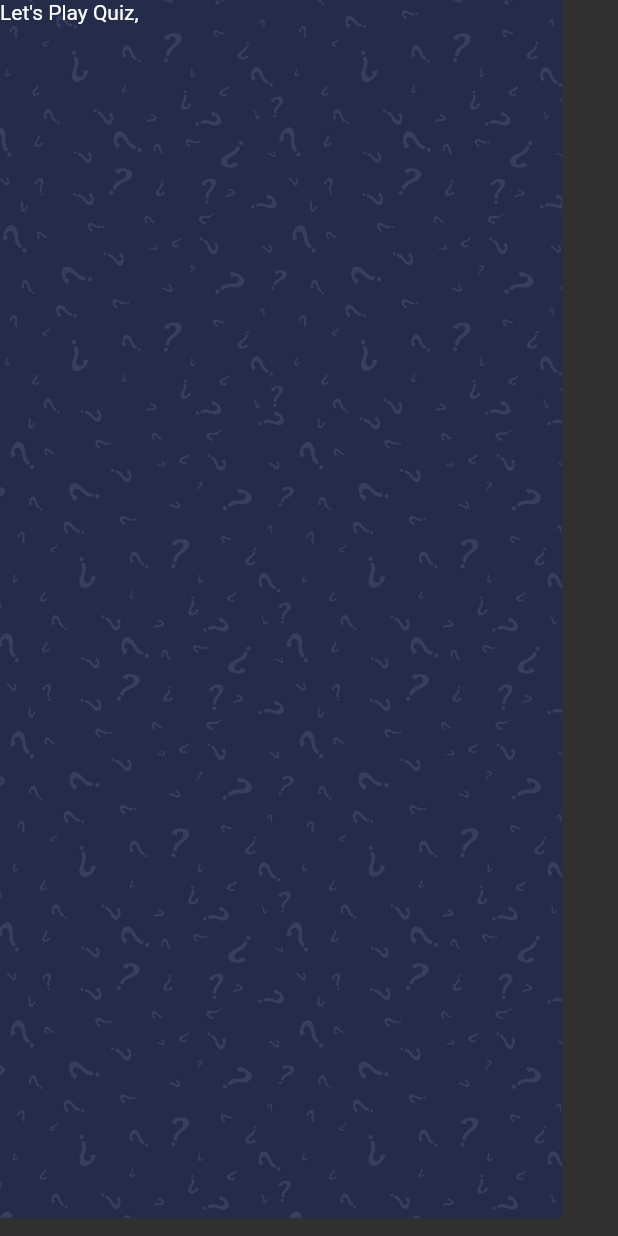
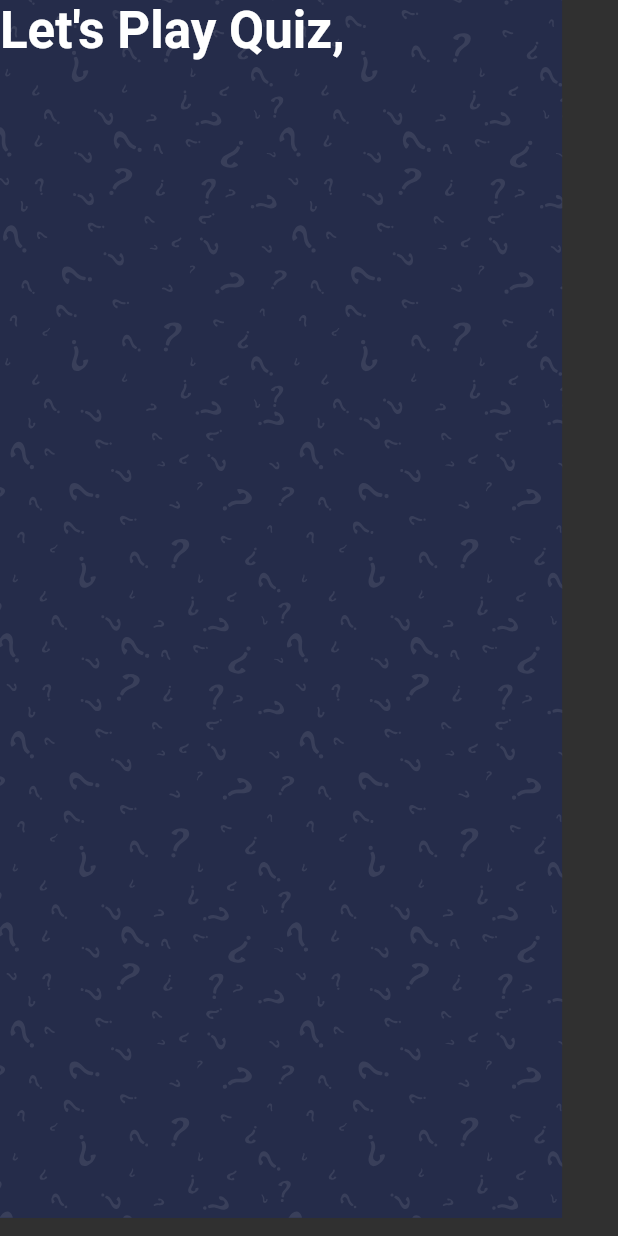
Before and after one commit to lucasoliveirasouza/quiz-app, a Flutter app: the screen it shows after launch, on a phone screen of 412 x 824 dp. Run offline on Flutter 3.47's test engine with Material 2 defaults, Android fonts, the phone set to English and light mode, and no system bars; our stand-ins replace get, websafe_svg.

Commit message:
Criando home

```diff
--- a/lib/view/home/home.dart
+++ b/lib/view/home/home.dart
@@ -1,4 +1,5 @@
 import 'package:flutter/material.dart';
+import 'package:get/get.dart';
 import 'package:websafe_svg/websafe_svg.dart';
 
 class HomeView extends StatefulWidget {
@@ -18,7 +19,13 @@ class _HomeViewState extends State<HomeView> {
           SafeArea(
             child: Column(
               children: [
-                Text("Let's Play Quiz,"),
+                Text(
+                  "Let's Play Quiz,",
+                  style: Theme.of(context).textTheme.headline4!.copyWith(
+                        color: Colors.white,
+                        fontWeight: FontWeight.bold,
+                      ),
+                ),
               ],
             ),
           )
```
